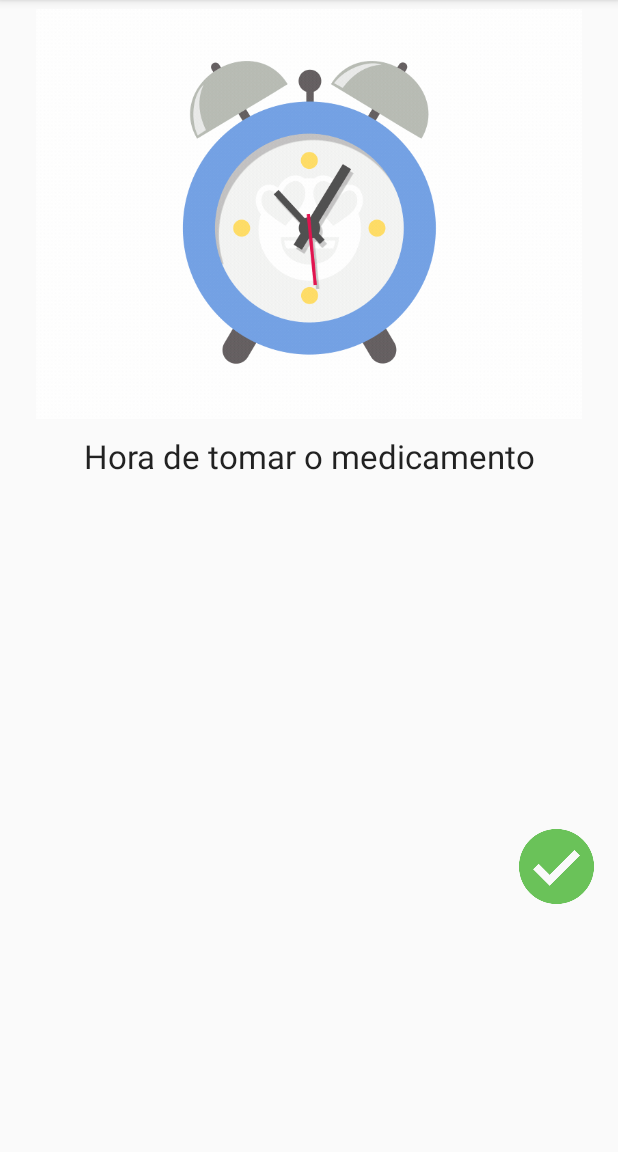
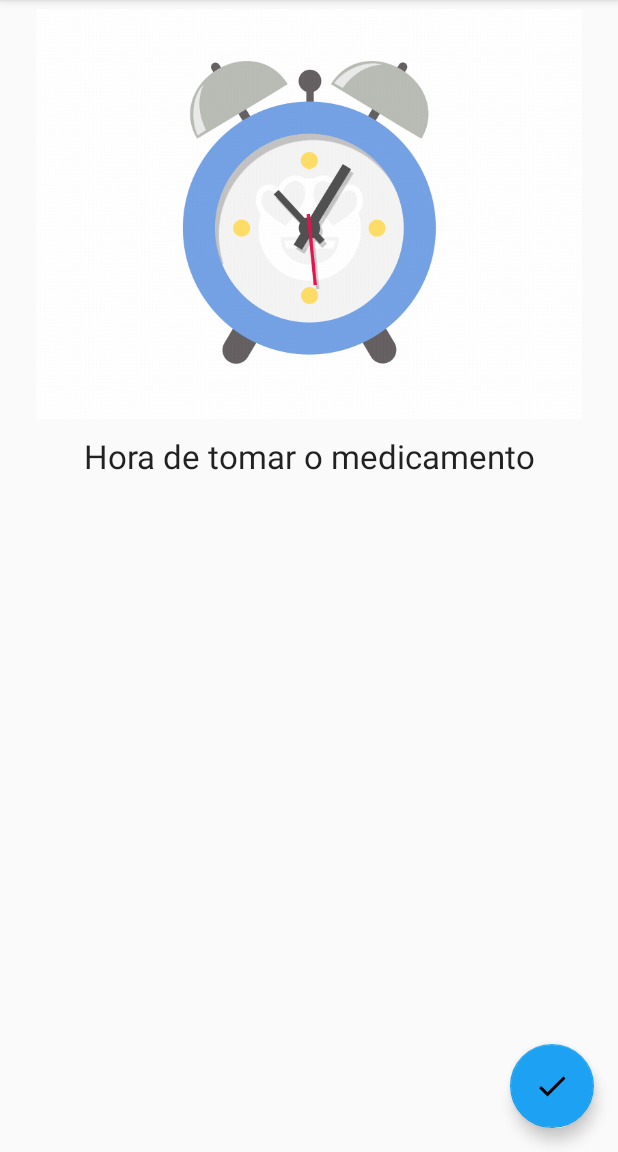
Before and after one commit to 0tavi0/ABOB, an Android app: the AlarmMedicamentoDetails screen opened directly, with no data from a screen before it, on a phone screen of 412 x 824 dp, the part 84-1236 px from its top. Run offline under Robolectric (Android 15) with nearby library versions, the phone set to English and light mode, and no system bars; pictures from the network do not load.

Commit message:
fab button

```diff
--- a/app/src/main/java/com/example/otavioaugusto/abob/view/AlarmMedicamentoDetails.kt
+++ b/app/src/main/java/com/example/otavioaugusto/abob/view/AlarmMedicamentoDetails.kt
@@ -27,7 +27,7 @@ class AlarmMedicamentoDetails : AppCompatActivity() {
             .load(R.drawable.gif)
             .into(imgGIF)
 
-        btn.setOnClickListener {
+        fab.setOnClickListener { view ->
             finish()
         }
     }
--- a/app/src/main/res/layout/activity_alarm_medicamento_details.xml
+++ b/app/src/main/res/layout/activity_alarm_medicamento_details.xml
@@ -21,15 +21,6 @@
             android:layout_marginEnd="8dp" app:layout_constraintStart_toStartOf="parent"
             android:layout_marginStart="8dp" android:layout_marginTop="10dp"
             app:layout_constraintTop_toBottomOf="@+id/imgGIF"/>
-    <Button
-            android:background="@drawable/done"
-            android:layout_width="50dp"
-            android:layout_height="50dp"
-            android:id="@+id/btn"
-            android:layout_marginEnd="16dp"
-            app:layout_constraintEnd_toEndOf="parent" android:layout_marginTop="8dp"
-            app:layout_constraintTop_toBottomOf="@+id/txtHora" android:layout_marginBottom="8dp"
-            app:layout_constraintBottom_toBottomOf="parent"/>
     <TextView
             android:text="23/12"
             android:layout_width="wrap_content"
@@ -46,8 +37,21 @@
             android:layout_height="wrap_content"
             android:id="@+id/txtHora"
             android:textAppearance="@style/TextAppearance.AppCompat.Display2" app:layout_constraintEnd_toEndOf="parent"
-            android:layout_marginEnd="48dp" android:layout_marginTop="8dp"
+            android:layout_marginEnd="40dp" android:layout_marginTop="8dp"
             app:layout_constraintTop_toBottomOf="@+id/textView4" android:layout_marginBottom="8dp"
             app:layout_constraintBottom_toBottomOf="parent" app:layout_constraintVertical_bias="0.0"
             app:layout_constraintStart_toEndOf="@+id/txtData" android:layout_marginStart="8dp"/>
+
+    <android.support.design.widget.FloatingActionButton
+            android:id="@+id/fab"
+            android:layout_width="wrap_content"
+            android:layout_height="wrap_content"
+            android:layout_gravity="end|bottom"
+            android:src="@drawable/done_black_36dp"
+            app:fabSize="auto"
+            app:backgroundTint="#ff1da1f2"
+            android:layout_margin="16dp"
+            tools:ignore="MissingConstraints" android:layout_marginBottom="8dp"
+            app:layout_constraintBottom_toBottomOf="parent" android:layout_marginEnd="8dp"
+            app:layout_constraintEnd_toEndOf="parent"/>
 </android.support.constraint.ConstraintLayout>
```
Also changed, not shown: app/src/main/res/drawable/done_black_36dp.png (added).
